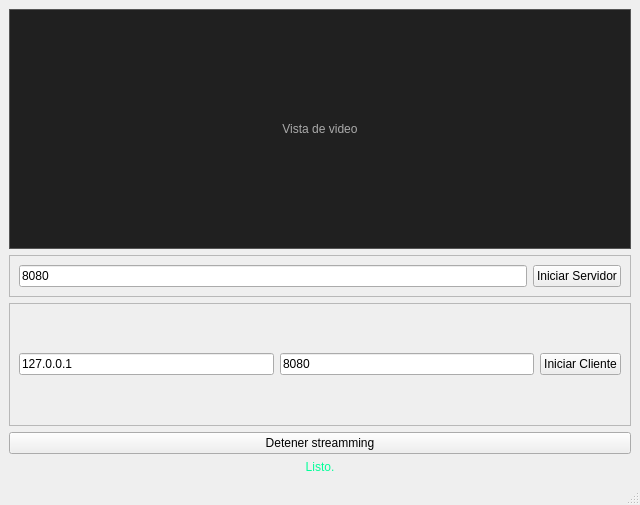
Above: video_stream_app/form.ui from murito/bdm-distributed-systems before the change. Below: the same form after it.
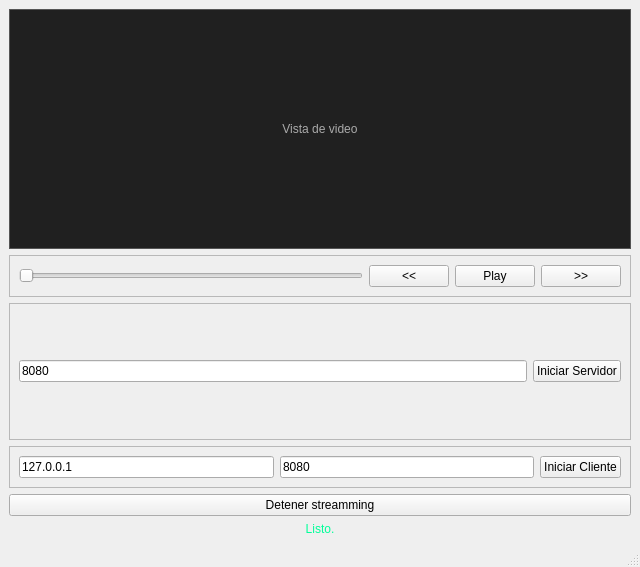
That is the form after the change.

Commit message: Added buffer to play again after streamming

```diff
--- a/video_stream_app/form.ui
+++ b/video_stream_app/form.ui
@@ -7,14 +7,14 @@
     <x>0</x>
     <y>0</y>
     <width>640</width>
-    <height>505</height>
+                <height>567</height>
    </rect>
   </property>
   <property name="windowTitle">
    <string>Video Streaming TCP  - SSL</string>
   </property>
   <widget class="QWidget" name="centralwidget">
-   <layout class="QVBoxLayout" name="verticalLayout" stretch="0,0,1,0,0">
+            <layout class="QVBoxLayout" name="verticalLayout" stretch="0,0,1,0,0,0">
     <item>
      <widget class="QLabel" name="videoLabel">
       <property name="minimumSize">
@@ -34,6 +34,43 @@
       </property>
      </widget>
     </item>
+                <item>
+                    <widget class="QFrame" name="frameServer">
+                        <property name="frameShape">
+                            <enum>QFrame::Shape::StyledPanel</enum>
+                        </property>
+                        <layout class="QHBoxLayout" name="horizontalLayoutServer">
+                            <item>
+                                <widget class="QSlider" name="sliderProgress">
+                                    <property name="orientation">
+                                        <enum>Qt::Horizontal</enum>
+                                    </property>
+                                </widget>
+                            </item>
+                            <item>
+                                <widget class="QPushButton" name="btnBackward">
+                                    <property name="text">
+                                        <string>&lt;&lt;</string>
+                                    </property>
+                                </widget>
+                            </item>
+                            <item>
+                                <widget class="QPushButton" name="btnPlayPause">
+                                    <property name="text">
+                                        <string>Play</string>
+                                    </property>
+                                </widget>
+                            </item>
+                            <item>
+                                <widget class="QPushButton" name="btnForward">
+                                    <property name="text">
+                                        <string>&gt;&gt;</string>
+                                    </property>
+                                </widget>
+                            </item>
+                        </layout>
+                    </widget>
+                </item>
     <item>
      <widget class="QFrame" name="frameServer">
       <property name="frameShape">
```
Left out of the diff: 13 changed lines with no effect on the pictures. Lines whose indentation alone changed are shown as unchanged. The commit also changes 3 other files.
